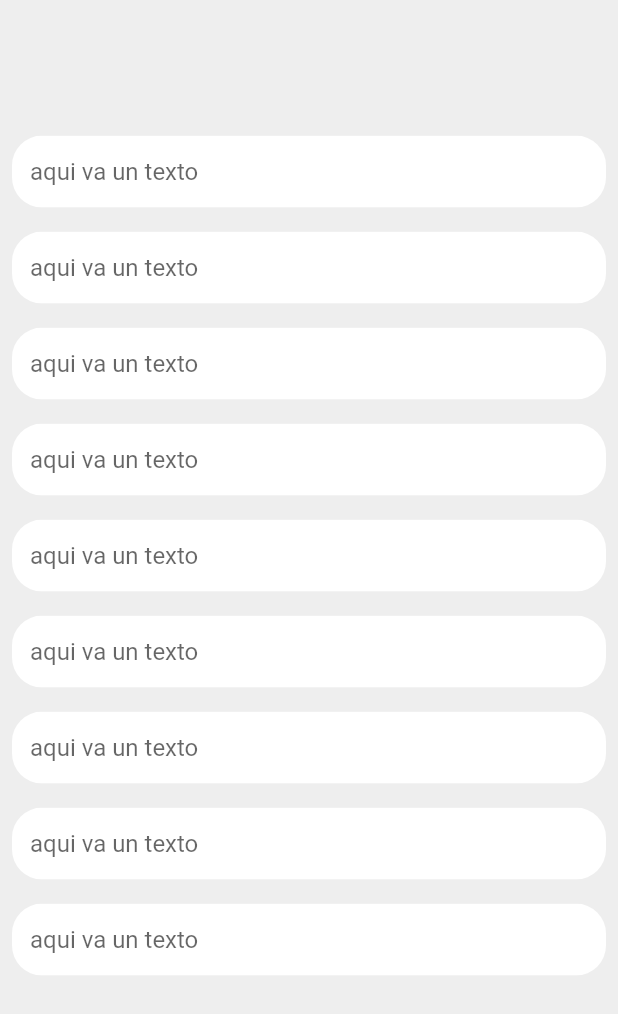
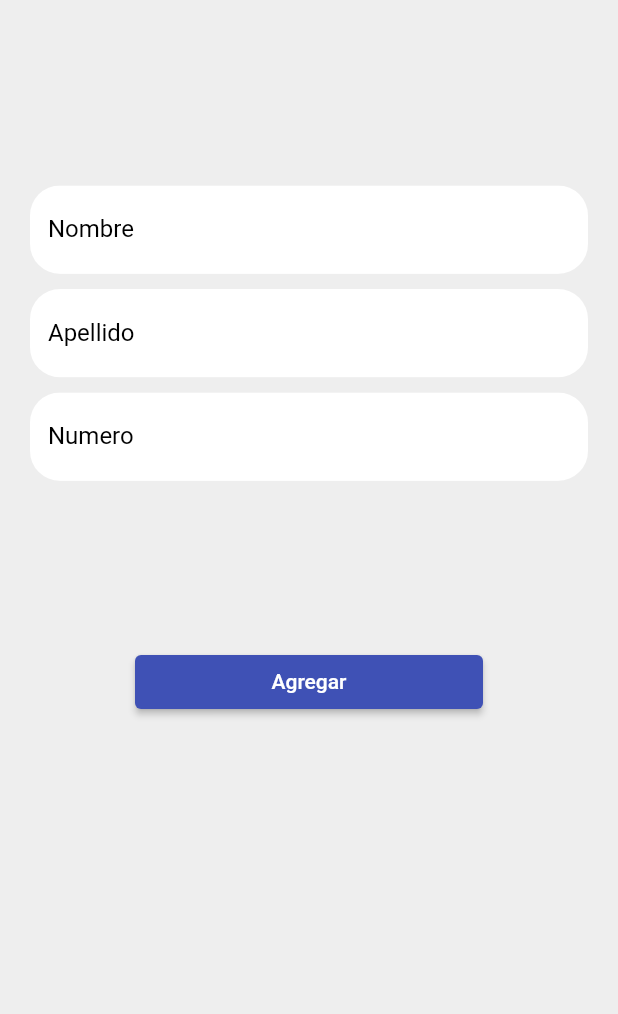
Before and after one commit to JuanPabloBallesteros1905/ContactsApp, a Flutter app: the ScrollableButtomSheet screen opened directly, on a phone screen of 412 x 824 dp. Shown: the top 1014 px of the screen. Run offline on Flutter 3.47's test engine with Material 2 defaults, Android fonts, the phone set to English and light mode, and no system bars; our stand-ins replace animate_do.

Commit message:
se arreglaron bugs de la interfaz

```diff
--- a/lib/providers/contacts_provider.dart
+++ b/lib/providers/contacts_provider.dart
@@ -1,3 +1,4 @@
+import 'package:app_ontactos/clasedemuestra/contactos.dart';
 import 'package:flutter/material.dart';
 
 class ContactsProvider extends ChangeNotifier {
@@ -5,5 +6,14 @@ class ContactsProvider extends ChangeNotifier {
     print('INICIALIZADO');
   }
 
-  Future<void> chanagePage() async {}
+  List<Contactos> contactos = [];
+
+  void addContact(String name, String lt, String number) {
+
+
+
+
+  }
+
+  void deleteContact(){}
 }
--- a/lib/themes/themes.dart
+++ b/lib/themes/themes.dart
@@ -4,11 +4,23 @@ class Themes {
   static const primary = Colors.indigo;
 
   static final themes = ThemeData.light().copyWith(
-      appBarTheme: AppBarTheme(backgroundColor: primary, elevation: 0),
-      inputDecorationTheme: const InputDecorationTheme(
-        border: InputBorder.none,
-        fillColor: Colors.white,
-        filled: true,
+    appBarTheme: const AppBarTheme(
+      backgroundColor: primary,
+      elevation: 0,
+    ),
+    inputDecorationTheme:  const InputDecorationTheme(
+
+
+      border: InputBorder.none,
+      fillColor: Colors.white,
+      filled: true,
+      labelStyle: TextStyle(color: Colors.black)
+    ),
+    scaffoldBackgroundColor: Colors.grey[200],
+    elevatedButtonTheme: ElevatedButtonThemeData(
+      style: ElevatedButton.styleFrom(
+        backgroundColor: primary,
       ),
-      scaffoldBackgroundColor: Colors.grey[200]);
+    ),
+  );
 }
--- a/lib/widgets/buttom_sheet.dart
+++ b/lib/widgets/buttom_sheet.dart
@@ -1,5 +1,5 @@
+import 'package:flutter/material.dart';
 import 'package:animate_do/animate_do.dart';
-import 'package:flutter/material.dart';
 import 'package:app_ontactos/widgets/widgets.dart';
 
 class ScrollableButtomSheet extends StatelessWidget {
@@ -8,19 +8,12 @@ class ScrollableButtomSheet extends StatelessWidget {
     return Scaffold(
       body: BounceInDown(
         child: DraggableScrollableSheet(
-            snap: false,
-            initialChildSize: 0.9,
-            minChildSize: 0.1,
+            initialChildSize: 0.85,
+            minChildSize: 0.85,
             maxChildSize: 1,
             builder: (context, scrollController) {
               return Container(
                   width: double.infinity,
-                  decoration: const BoxDecoration(
-                    borderRadius: BorderRadius.only(
-                      topLeft: Radius.circular(10),
-                      topRight: Radius.circular(10),
-                    ),
-                  ),
                   child: _ListForm(controller: scrollController));
             }),
       ),
@@ -28,51 +21,77 @@ class ScrollableButtomSheet extends StatelessWidget {
   }
 }
 
-class _ListForm extends StatelessWidget {
+class _ListForm extends StatefulWidget {
   final ScrollController controller;
+  _ListForm({required this.controller});
 
-  _ListForm({required this.controller});
+  @override
+  State<_ListForm> createState() => _ListFormState();
+}
+
+class _ListFormState extends State<_ListForm> {
+  final na = TextEditingController();
+
+  final lt = TextEditingController();
+
+  final number = TextEditingController();
+
+  String n = '';
+
+  String lts = '';
+
+  String numb = '';
 
   @override
   Widget build(BuildContext context) {
     return ListView(
-      children: const [
+      controller: widget.controller,
+      children: [
         Padding(
-          padding: EdgeInsets.all(8.0),
-          child: CustomTextInput(),
+          padding: const EdgeInsets.only(left: 20, right: 20),
+          child: Column(
+            children: [
+              CustomTextInput(
+                controller: na,
+                labels: 'Nombre',
+              ),
+              const SizedBox(
+                height: 10,
+              ),
+              CustomTextInput(
+                controller: lt,
+                labels: 'Apellido',
+              ),
+              const SizedBox(
+                height: 10,
+              ),
+              CustomTextInput(
+                controller: number,
+                labels: 'Numero',
+              ),
+              const SizedBox(
+                height: 20,
+              ),
+            ],
+          ),
         ),
         Padding(
-          padding: EdgeInsets.all(8.0),
-          child: CustomTextInput(),
-        ),
-        Padding(
-          padding: EdgeInsets.all(8.0),
-          child: CustomTextInput(),
-        ),
-        Padding(
-          padding: EdgeInsets.all(8.0),
-          child: CustomTextInput(),
-        ),
-        Padding(
-          padding: EdgeInsets.all(8.0),
-          child: CustomTextInput(),
-        ),
-        Padding(
-          padding: EdgeInsets.all(8.0),
-          child: CustomTextInput(),
-        ),
-        Padding(
-          padding: EdgeInsets.all(8.0),
-          child: CustomTextInput(),
-        ),
-        Padding(
-          padding: EdgeInsets.all(8.0),
-          child: CustomTextInput(),
-        ),
-        Padding(
-          padding: EdgeInsets.all(8.0),
-          child: CustomTextInput(),
-        ),
+          padding: const EdgeInsets.all(90),
+          child: ElevatedButton(
+            onPressed: () {
+              n = na.text;
+              lts = lt.text;
+              numb = number.text;
+              print('NOMBRE: $n');
+              print('APELLIDO: $lts');
+              print('NUMERO: $numb');
+
+              Navigator.pop(context);
+            },
+            style: ElevatedButton.styleFrom(),
+            child: const Text('Agregar'),
+          ),
+        )
       ],
     );
   }
--- a/lib/widgets/custom_input.dart
+++ b/lib/widgets/custom_input.dart
@@ -3,16 +3,22 @@ import 'package:flutter/material.dart';
 class CustomTextInput extends StatelessWidget {
   final String? hint;
   final Icon? icon;
+  final String? labels;
+  final TextEditingController? controller;
 
-  const CustomTextInput({this.hint, this.icon});
+  const CustomTextInput({this.hint, this.icon, this.labels,  this.controller});
 
   @override
   Widget build(BuildContext context) {
     return ClipRRect(
       borderRadius: BorderRadius.circular(20),
       child: TextField(
+        controller: controller,
         decoration: InputDecoration(
-            suffixIcon: icon, hintText: hint ?? 'aqui va un texto'),
+          label: Text('$labels'),
+          suffixIcon: icon,
+          // hintText: hint ?? 'aqui va un texto',
+        ),
       ),
     );
   }
```
Also changed, not shown: lib/pages/contacts_screen.dart (+7 -12 lines), lib/pages/home.dart (+5 -4 lines), lib/widgets/custom_contacts.dart (+19 -30 lines), lib/widgets/custom_home.dart (+7 -3 lines).
